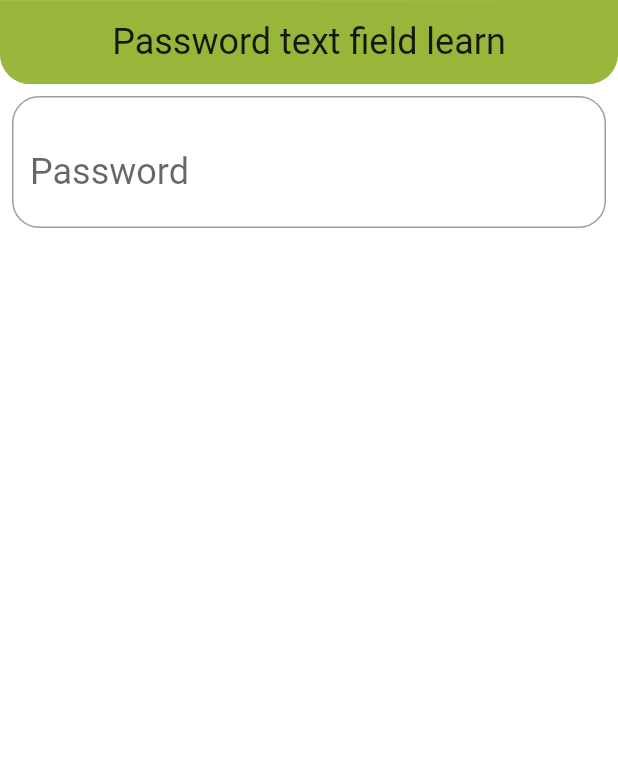
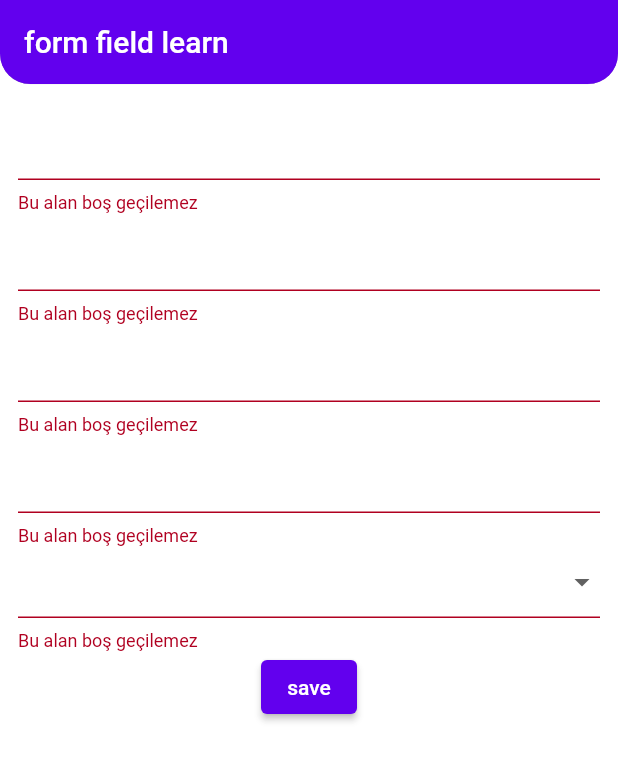
Before and after one commit to Berkay-Ates/FlutterFull, a Flutter app: the screen it shows after launch, on a phone screen of 412 x 824 dp. Shown: the top 761 px of the screen. Run offline on Flutter 3.47's test engine with Material 2 defaults, Android fonts, the phone set to English and light mode, and no system bars; our stand-ins replace dio, flutter_spinkit.

Commit message:
11. ders tamamlandı enum ve context gibi yapılara exstension yazma, AnimatedCrossfade,container.. ,extends-implements ve mixin , Form - Textformfield -> keys, validator konuları işlendi

```diff
--- a/Text/101 notes/StackWidget.txt
+++ b/Text/101 notes/StackWidget.txt
@@ -2,4 +2,4 @@ Stack widget içine aldığı childrenleri üzt üste renderlar
 stack içine en son yazılan widget en ilk renderlanır yani LIFO Last In Fırst Out
 
 Stack'ın POSITIONED elementi sayesinde stack widgeti içerisinde istedigimiz yerlerde specific
-widgetlar gösterebiliriz.
+widgetlar gösterebiliriz. Specific yrler üzerinde*
--- /dev/null
+++ b/Text/202 notes/form_fields.txt
@@ -0,0 +1,14 @@
+formfieldItemları form ile sarmalanır ve dışarıdan yönetilmesi için kendine özgü bir key alır.
+AyrıcaFormField Itemlerin de TExtFeld gibi tüm decoration özellikleri vardırç
+
+FormField'ın kullanımı
+
+belirli bir key ile form'u bagladık.
+dışarıdan bir aksiyon ile de _key üzerinden Form componentlerine erişerek bu formun Form fieldlarının
+validatenfonksiyonunu çağırdık. Dışarıdaki bu aksiyon gerek post istegi veya herhengi bir button
+tıklama olayı olabilir.
+
+=> eğer otomatik olarak  vaildate işlemi yapılsın istersek Form'un default olarak userInteraction gelen
+autoValidateMode özelliğini AutomodeVAlidation.always gibi değiştirebiliriz. Tüm bunlara ek olarak
+Formfield sadece TextFormField'dan ibaret değildir bunun içinde dropdown formField, cupertinoIconFormfield
+gibi birçok eleman vardır
--- /dev/null
+++ b/Text/Classes/mixins.txt
@@ -0,0 +1,4 @@
+
+Yazdıgımız özel mixin classslarının eğer belirli tipteki classlar üzerinde çalışmasını istersek
+mixin MyMixin on Widget<Statefull> şeklinde kullanımlarla mixin'in nerelerde kullanılabilir olması
+gerektiğini kısıtlayabiliriz.
--- a/Text/Classes/mixisns.txt
+++ /dev/null
@@ -1,4 +0,0 @@
-
-Yazdıgımız özel mixin classslarının eğer elirli tipteki classlar üzerinde çalışmasını istersek
-mixin MyMixin on Widget<Statefull> şeklinde kullanımlarla mixin'in nerelerde öalışması gerektiğini
-kısıtlayabiliriz.
--- a/lib/100/stack_learn.dart
+++ b/lib/100/stack_learn.dart
@@ -11,7 +11,7 @@ class StackLearn extends StatelessWidget {
         children: [
           Container(height: 100, color: Colors.red),
           Padding(
-            padding: EdgeInsets.only(top: 50),
+            padding: const EdgeInsets.only(top: 50),
             child: Container(height: 100, color: Colors.blue),
           ),
           Positioned(
--- /dev/null
+++ b/lib/200/form_learn_view.dart
@@ -0,0 +1,72 @@
+import 'package:flutter/material.dart';
+
+class FormLearnView extends StatefulWidget {
+  const FormLearnView({Key? key}) : super(key: key);
+
+  @override
+  State<FormLearnView> createState() => _FormLearnViewState();
+}
+
+class _FormLearnViewState extends State<FormLearnView> {
+  final GlobalKey<FormState> _key = GlobalKey();
+
+  @override
+  Widget build(BuildContext context) {
+    return Scaffold(
+      appBar: AppBar(
+        title: const Text('form field learn'),
+      ),
+      body: Padding(
+        padding: const EdgeInsets.all(12.0),
+        child: Form(
+          key: _key,
+          autovalidateMode: AutovalidateMode.always,
+          child: Column(children: [
+            TextFormField(
+              validator: FormValidator().isNotEmpty,
+            ),
+            TextFormField(
+              validator: FormValidator().isNotEmpty,
+            ),
+            TextFormField(
+              validator: FormValidator().isNotEmpty,
+            ),
+            TextFormField(
+              validator: FormValidator().isNotEmpty,
+            ),
+            DropdownButtonFormField<String>(
+                validator: FormValidator().isNotEmpty,
+                items: const [
+                  DropdownMenuItem(child: Text('B'), value: 'b'),
+                  DropdownMenuItem(child: Text('E'), value: 'e'),
+                  DropdownMenuItem(child: Text('R'), value: 'r'),
+                  DropdownMenuItem(child: Text('K'), value: 'k'),
+                  DropdownMenuItem(child: Text('A'), value: 'a'),
+                  DropdownMenuItem(child: Text('Y'), value: 'y'),
+                ],
+                onChanged: (value) => null),
+            ElevatedButton(onPressed: () => _key.currentState?.validate(), child: const Text('save')),
+          ]),
+        ),
+      ),
+    );
+  }
+}
+
+class FormValidator {
+  String? isNotEmpty(String? data) {
+    return (data?.isNotEmpty ?? false) ? null : ValidatorMessages._cantBeNull;
+  }
+}
+
+class ValidatorMessages {
+  static const _cantBeNull = 'Bu alan boş geçilemez';
+}
+
+//? belirli bir key ile form'u bagladık.
+//? dışarıdan bir aksiyon ile de _key üzerinden Form componentlerine erişerek bu formun Form fieldlarının
+//? validatenfonksiyonunu çağırdık. Dışarıdaki bu aksiyon gerek post istegi veya herhengi bir button
+//? tıklama olayı olabilir.
+
+//? eğer otomatik olarak vu vaildate işlemi yapılsın istersek Form'un default olarak userInteraction gelen
+//? autoValidateMode özelliğini AutomodeVAlidation.always gibi değiştirebiliriz.
--- a/lib/200/theme/light_theme.dart
+++ b/lib/200/theme/light_theme.dart
@@ -20,14 +20,12 @@ class LightTheme {
       checkboxTheme: CheckboxThemeData(fillColor: MaterialStateProperty.all(_lightColor._blueMana)),
       colorScheme: ColorScheme.light(
         onSecondary: _lightColor._lightRed,
-        onPrimary: _lightColor._blueMana,
-        primary: _lightColor._blueMana,
+        //onPrimary: _lightColor._blueMana,
       ),
 
       // appBarTheme: AppBarTheme(backgroundColor: Colors.amber),
       textTheme: ThemeData().textTheme.copyWith(
             subtitle1: const TextStyle(
-              // color: _lightColor._lightRed,
               fontSize: 24.0,
             ),
           ),
--- a/lib/main.dart
+++ b/lib/main.dart
@@ -19,6 +19,7 @@ import 'package:master/100/statefull_lifecycle_learn.dart';
 import 'package:master/100/stateless_learn.dart';
 import 'package:master/100/text_field_learn.dart';
 import 'package:master/100/text_learn.dart';
+import 'package:master/200/form_learn_view.dart';
 import 'package:master/200/service/comments_learn_view.dart';
 import 'package:master/200/service/service_learn_view.dart';
 import 'package:master/200/service/service_post_learn_view.dart';
@@ -32,8 +33,12 @@ import '100/indicator_learn.dart';
 import '100/list_tile_learn.dart';
 import '100/padding_learn.dart';
 import '100/page_view_learn.dart';
+import '200/animated_learn_view.dart';
+import '200/image_learn_200.dart';
+import '200/mini oop/oop_learn_view.dart';
 import '200/package_view_learn.dart';
 import '200/password_texrfield.dart';
+import '200/state mange/state_manage_view.dart';
 import '200/tab_learn.dart';
 import '200/theme_learn_view.dart';
 import '200/widget_size_enum_learn_view.dart';
@@ -64,7 +69,7 @@ class MyApp extends StatelessWidget {
       //   ),
       //   errorColor: ColorValues().sulu,
       // ),
-      home: const PasswordTextField(),
+      home: const FormLearnView(),
     );
   }
 }
```
Also changed, not shown: Text/202 notes/mini oop learn/oop_mini.txt (added, +29 -0 lines), Text/animated/animation.txt (added, +40 -0 lines), Text/exstensions/exstensions.txt (added, +35 -0 lines), lib/200/animated_learn_view.dart (added, +94 -0 lines), lib/200/image_learn_200.dart (added, +41 -0 lines), lib/200/mini oop/custom_exception.dart (added, +10 -0 lines), lib/200/mini oop/oop_learn.dart (added, +67 -0 lines), lib/200/mini oop/oop_learn_view.dart (added, +41 -0 lines), lib/200/state mange/state_learn_view_model.dart (added, +29 -0 lines), lib/200/state mange/state_manage_view.dart (added, +28 -0 lines).
